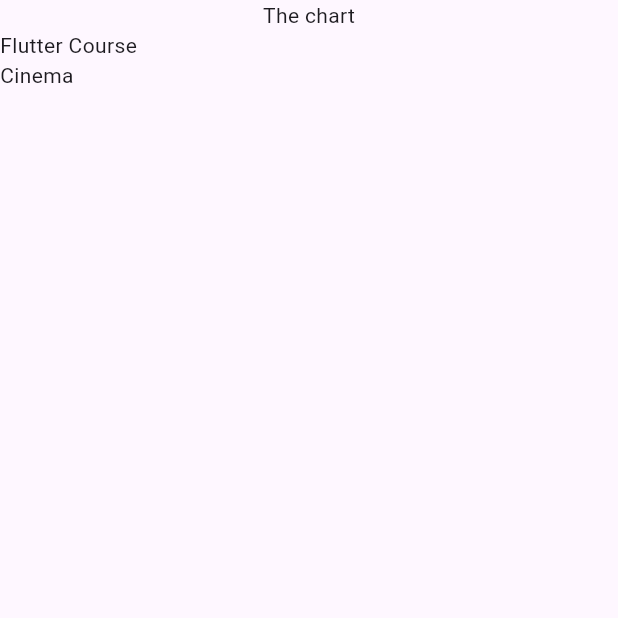
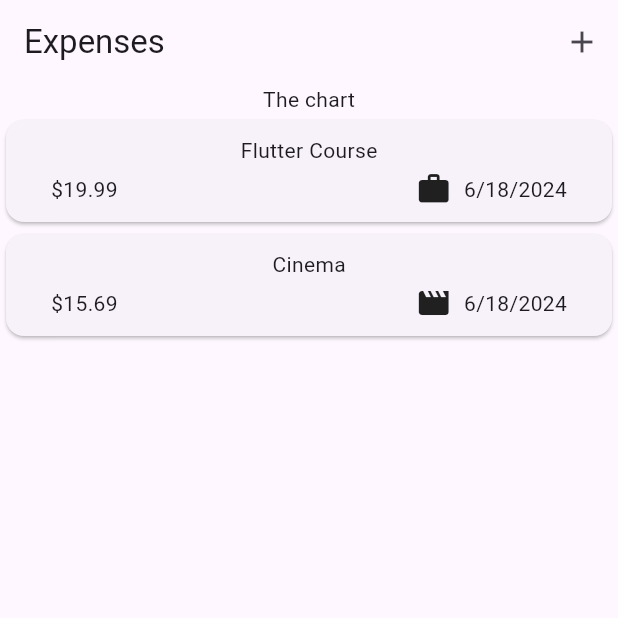
Before and after one commit to carlware/expenses, a Flutter app: the screen it shows after launch, on a phone screen of 412 x 824 dp, the top half of it. Run offline on Flutter 3.47's test engine with Material 3 defaults, Android fonts, the phone set to English and light mode, and no system bars.

Commit message:
save new expense

```diff
--- a/lib/main.dart
+++ b/lib/main.dart
@@ -2,5 +2,9 @@ import 'package:expenses/widgets/expenses.dart';
 import 'package:flutter/material.dart';
 
 void main() {
-  runApp(MaterialApp(home: Expenses(),));
+  runApp(MaterialApp(
+    debugShowCheckedModeBanner: false,
+    theme: ThemeData(useMaterial3: true),
+    home: Expenses(),
+  ));
 }
--- a/lib/models/expense.dart
+++ b/lib/models/expense.dart
@@ -1,8 +1,18 @@
+import 'package:flutter/material.dart';
+import 'package:intl/intl.dart';
 import 'package:uuid/uuid.dart';
 
+final DateFormater = DateFormat.yMd();
 const uuidGenerator = Uuid();
 
 enum Category { food, travel, leisure, work }
+
+const categoryIcons = {
+  Category.food: Icons.lunch_dining,
+  Category.travel: Icons.flight_takeoff,
+  Category.leisure: Icons.movie,
+  Category.work: Icons.work,
+};
 
 class Expense {
   Expense({
@@ -17,4 +27,8 @@ class Expense {
   final double amount;
   final DateTime date;
   final Category category;
+
+  String get formattedDate {
+    return DateFormater.format(date);
+  }
 }
--- a/lib/widgets/expenses.dart
+++ b/lib/widgets/expenses.dart
@@ -1,3 +1,4 @@
+import 'package:expenses/widgets/new_expense.dart';
 import 'package:flutter/material.dart';
 
 import 'expenses_list/expenses_list.dart';
@@ -28,10 +29,25 @@ class _ExpensesState extends State<Expenses> {
     ),
   ];
 
+  _openModalOverlay() {
+    showModalBottomSheet(
+      context: context,
+      builder: (ctx) => NewExpense(),
+    );
+  }
 
   @override
   Widget build(BuildContext context) {
     return Scaffold(
+      appBar: AppBar(
+        title: Text("Expenses"),
+        actions: [
+          IconButton(
+            onPressed: _openModalOverlay,
+            icon: Icon(Icons.add),
+          )
+        ],
+      ),
       body: Column(
         children: [
           const Text("The chart"),
--- a/lib/widgets/expenses_list/expenses_item.dart
+++ b/lib/widgets/expenses_list/expenses_item.dart
@@ -0,0 +1,42 @@
+import 'package:flutter/material.dart';
+
+import '../../models/expense.dart';
+
+class ExpenseItem extends StatelessWidget {
+  const ExpenseItem(this.expense, {super.key});
+
+  final Expense expense;
+
+
+  @override
+  Widget build(BuildContext context) {
+    return Card(
+      child: Padding(
+        padding: const EdgeInsets.symmetric(
+          vertical: 10,
+          horizontal: 30,
+        ),
+        child: Column(
+          children: [
+            Text(expense.title),
+            const SizedBox(height: 4),
+            Row(
+              children: [
+                Text('\$${expense.amount.toStringAsFixed(2)}'),
+                const Spacer(),
+                Row(
+                  children: [
+                    Icon(categoryIcons[expense.category]),
+                    const SizedBox(width: 8),
+                    Text(expense.formattedDate),
+                  ],
+                )
+              ],
+            ),
+          ],
+        ),
+      ),
+    );
+  }
+
+}
--- a/lib/widgets/expenses_list/expenses_list.dart
+++ b/lib/widgets/expenses_list/expenses_list.dart
@@ -1,3 +1,4 @@
+import 'package:expenses/widgets/expenses_list/expenses_item.dart';
 import 'package:flutter/material.dart';
 
 import '../../models/expense.dart';
@@ -11,7 +12,7 @@ class ExpensesList extends StatelessWidget {
   Widget build(BuildContext context) {
     return ListView.builder(
       itemCount: expenses.length,
-      itemBuilder: (ctx, index) => Text(expenses[index].title),
+      itemBuilder: (ctx, index) => ExpenseItem(expenses[index]),
     );
   }
 }
--- a/pubspec.yaml
+++ b/pubspec.yaml
@@ -36,6 +36,7 @@ dependencies:
   # Use with the CupertinoIcons class for iOS style icons.
   cupertino_icons: ^1.0.2
   uuid: ^4.4.0
+  intl: ^0.19.0
 
 dev_dependencies:
   flutter_test:
```
Also changed, not shown: lib/widgets/new_expense.dart (added, +124 -0 lines), pubspec.lock, 2 other files.
